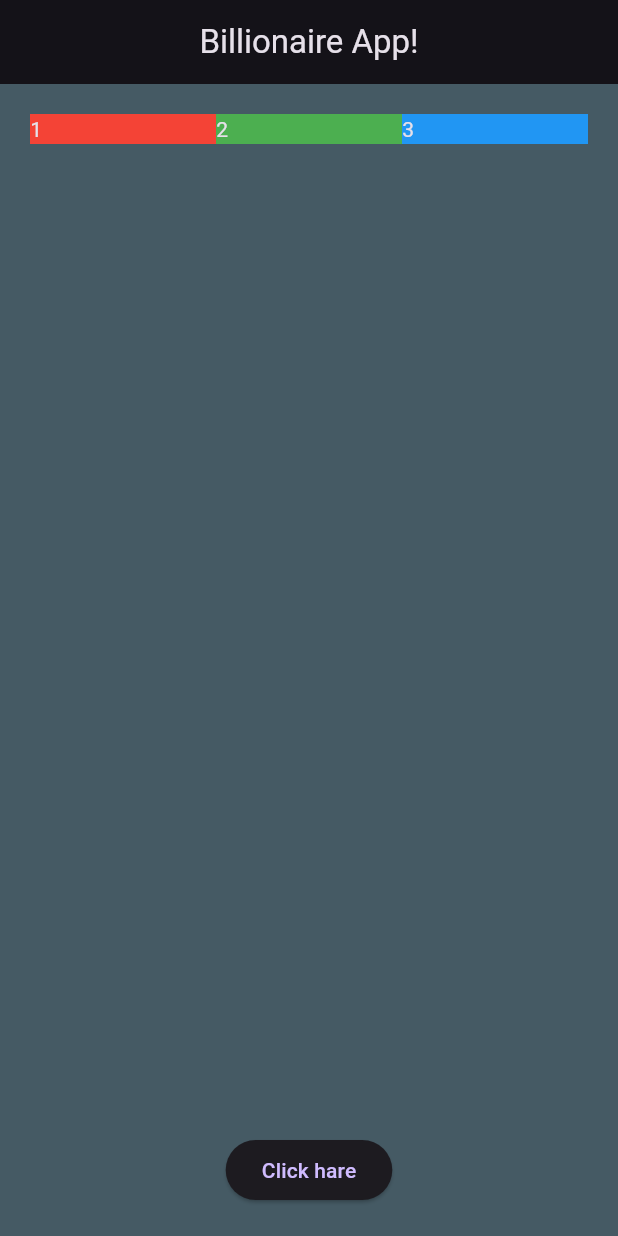
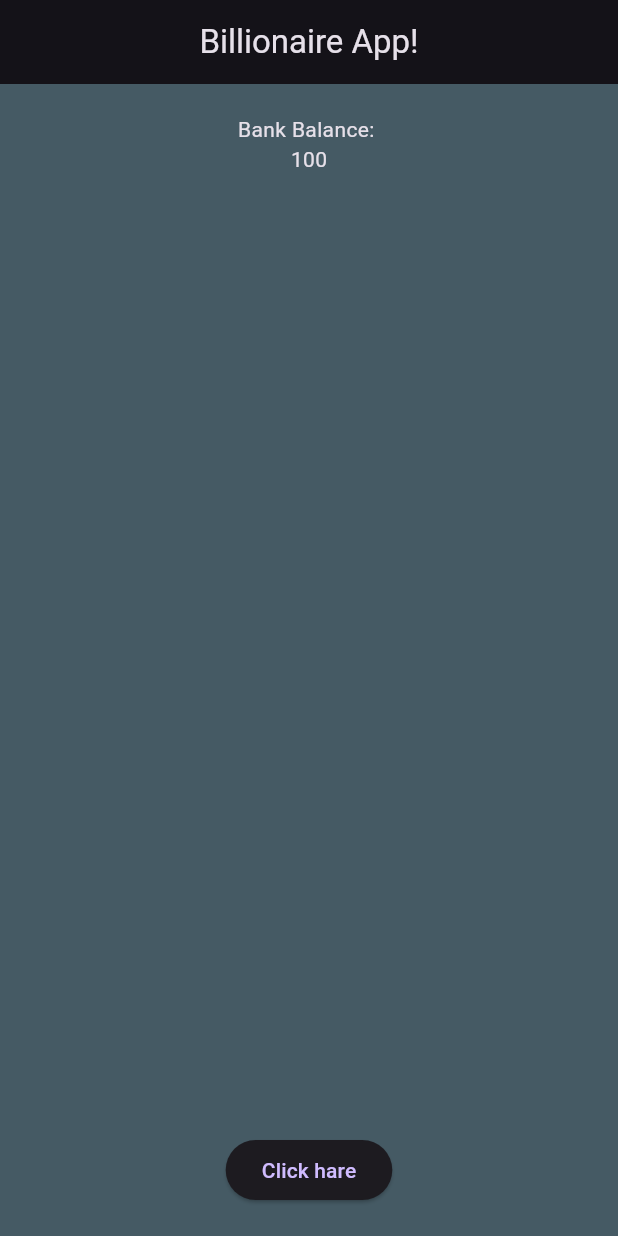
Before and after one commit to juweyriyo/bilionerApp, a Flutter app: the screen it shows after launch, on a phone screen of 412 x 824 dp. Run offline on Flutter 3.47's test engine with Material 3 defaults, Android fonts, the phone set to English and light mode, and no system bars.

Commit message:
remove the row and adding the colom

```diff
--- a/lib/main.dart
+++ b/lib/main.dart
@@ -25,24 +25,7 @@ class MyApp extends StatelessWidget {
           child: Column(
             mainAxisAlignment: MainAxisAlignment.spaceBetween,
             children: [
-              // Text("Balance par"),
-              Row(
-                mainAxisAlignment: MainAxisAlignment.spaceBetween,
-                children: [
-                  Expanded(
-                    flex: 1,
-                    child: Container(color: Colors.red, child: Text("1")),
-                  ),
-                  Expanded(
-                    flex: 1,
-                    child: Container(color: Colors.green, child: Text("2")),
-                  ),
-                  Expanded(
-                    flex: 1,
-                    child: Container(color: Colors.blue, child: Text("3")),
-                  ),
-                ],
-              ),
+              Column(children: [Text("Bank Balance: "), Text("100")]),
               ElevatedButton(onPressed: afunction, child: Text("Click hare")),
             ],
           ),
```
